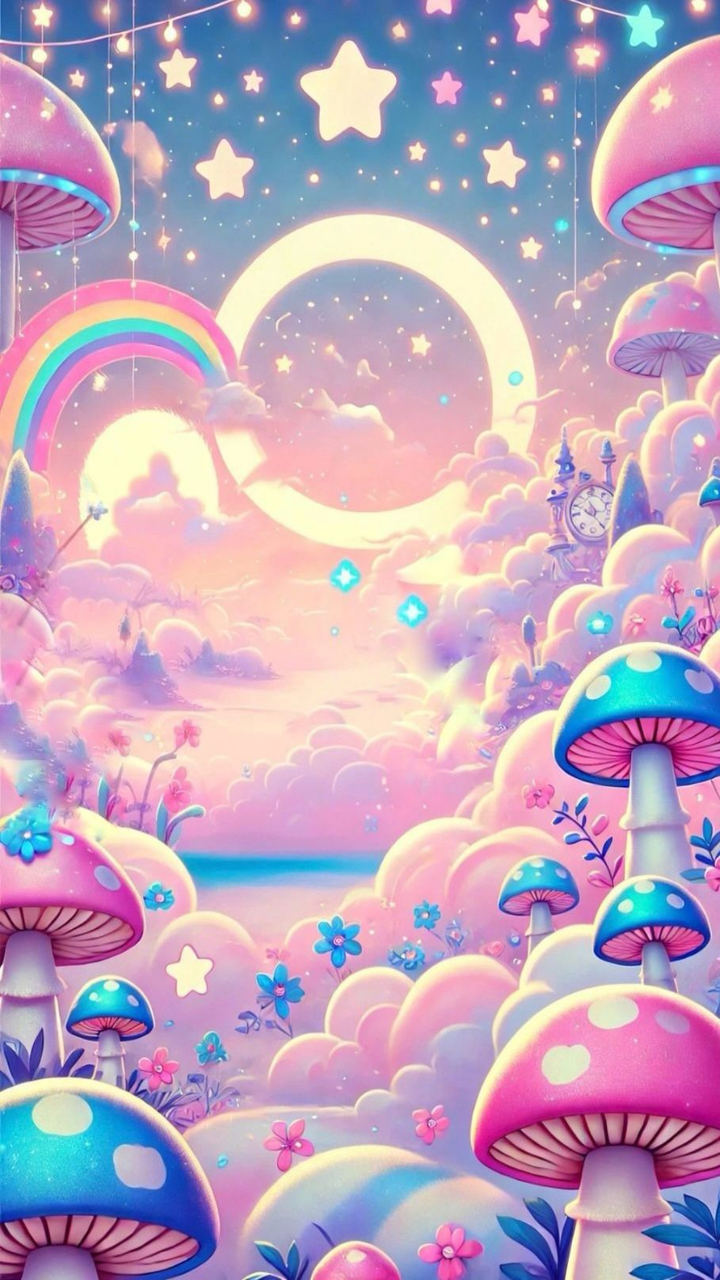
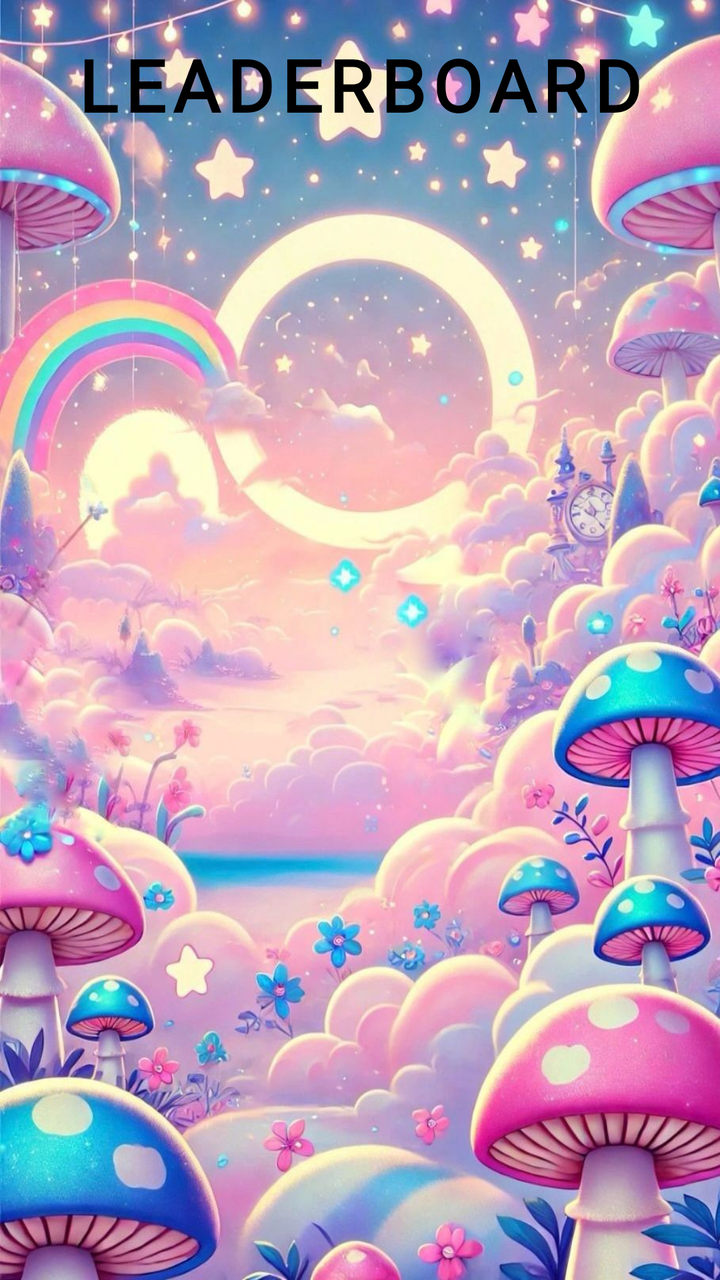

Compare the two renders of this Android layout. The source of the first and the diff that turns it into the second are given below.
<!-- AndroidManifest.xml: application theme Theme.MyProject -->
<!-- res/layout/fragment_leader_board.xml -->
<?xml version="1.0" encoding="utf-8"?>
<LinearLayout xmlns:android="http://schemas.android.com/apk/res/android"
    xmlns:tools="http://schemas.android.com/tools"
    android:layout_width="match_parent"
    android:background="@drawable/cut_background"
    android:layout_height="match_parent"
    android:orientation="vertical"
    tools:context=".LeaderBoardFragment">


   

</LinearLayout>
<!-- resources referenced by this layout -->
<resources>
  <!-- drawable cut_background: jpg bitmap (drawable, 190278 bytes) -->
  <style name="Theme.MyProject" parent="Base.Theme.MyProject" />
  <style name="Base.Theme.MyProject" parent="Theme.Material3.DayNight.NoActionBar">
          
          
      </style>
</resources>

<!-- the commit's change to res/layout/fragment_leader_board.xml (unified diff, before → after) -->
@@ -7,7 +7,24 @@
     android:orientation="vertical"
     tools:context=".LeaderBoardFragment">
 
+    <TextView
+        android:layout_width="match_parent"
+        android:layout_height="wrap_content"
+        android:textAlignment="center"
+        android:text="LEADERBOARD"
+        android:textSize="36sp"
+        android:fontFamily="@font/sansita_italic"
+        android:letterSpacing="0.1"
+        android:textStyle="bold"
+        android:padding="18dp"
+        android:textColor="@color/black"
+        />
 
-   
+    <androidx.recyclerview.widget.RecyclerView
+        android:id="@+id/rvLeadeboardItems"
+        android:layout_width="match_parent"
+        android:layout_height="0dp"
+        android:layout_weight="1"/>
+
 
 </LinearLayout>
<!-- resource entries referenced after the edit -->
@@ -1,5 +1,6 @@
 <!-- resources referenced by this layout -->
 <resources>
+  <color name="black">#FF000000</color>
   <!-- drawable cut_background: jpg bitmap (drawable, 190278 bytes) -->
   <style name="Theme.MyProject" parent="Base.Theme.MyProject" />
   <style name="Base.Theme.MyProject" parent="Theme.Material3.DayNight.NoActionBar">
